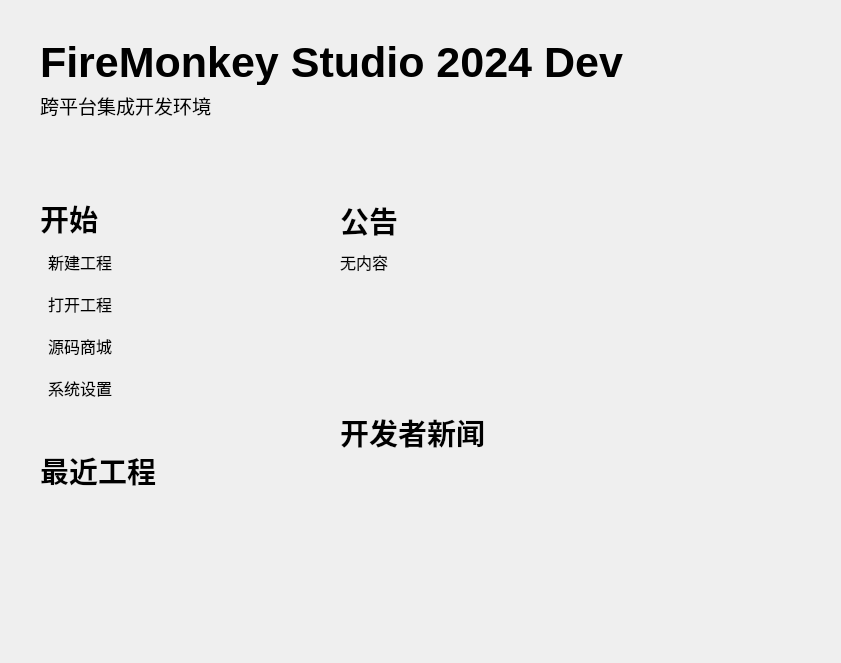
Before: the Qt Designer form IDE/Window/Form_Start.ui in chineselixi/FireMonkeyStudio, drawn with Qt 5.
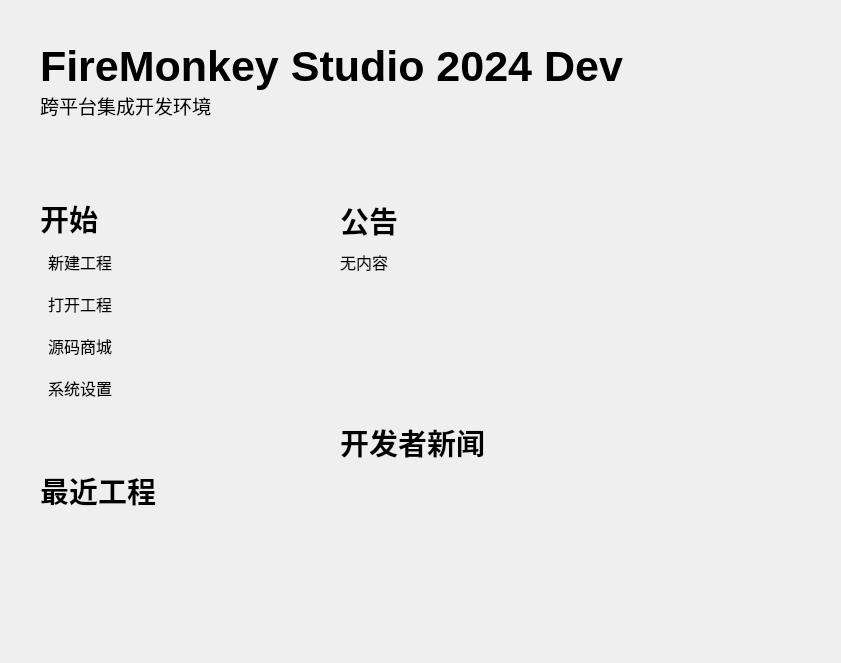
After: the same form once the commit is applied. Custom widgets are drawn as their Qt base class.

Commit message: 为Start设置了主题切换功能

Patch:
```diff
--- a/IDE/Window/Form_Start.ui
+++ b/IDE/Window/Form_Start.ui
@@ -117,6 +117,12 @@
           </property>
           <item>
            <widget class="QLabel" name="label_title1">
+            <property name="minimumSize">
+             <size>
+              <width>0</width>
+              <height>52</height>
+             </size>
+            </property>
             <property name="font">
              <font>
               <pointsize>32</pointsize>
@@ -177,7 +183,7 @@
             </property>
             <layout class="QVBoxLayout" name="verticalLayout_3">
              <property name="spacing">
-              <number>0</number>
+              <number>20</number>
              </property>
              <property name="leftMargin">
               <number>40</number>
@@ -473,7 +479,7 @@
            <widget class="QWidget" name="widget_right" native="true">
             <layout class="QVBoxLayout" name="verticalLayout_6">
              <property name="spacing">
-              <number>0</number>
+              <number>20</number>
              </property>
              <property name="leftMargin">
               <number>40</number>
```
Left out of the diff: 39 changed lines with no effect on the pictures. The commit also changes 2260 other files.
